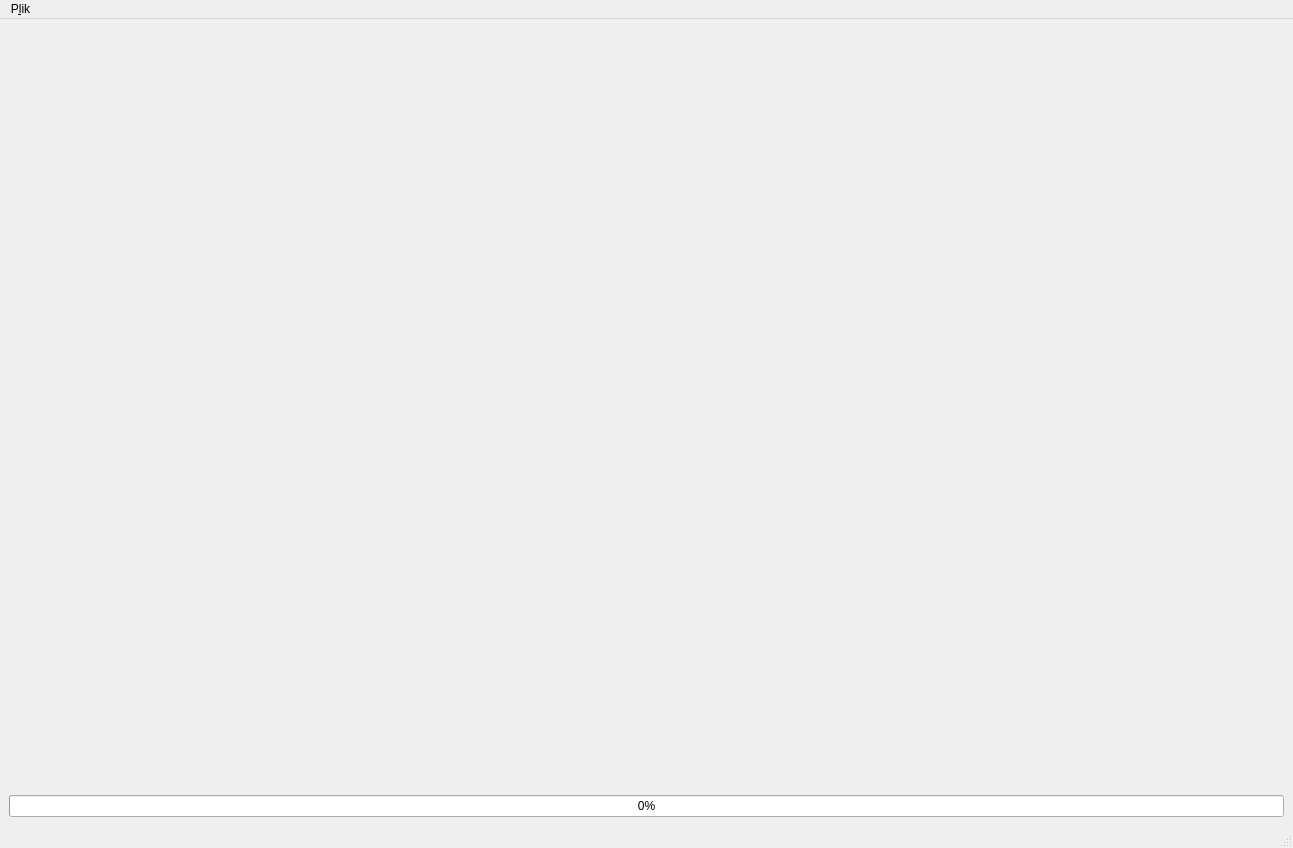
mpustula/NMRCounter, file mainwindow.ui: the form before one commit.
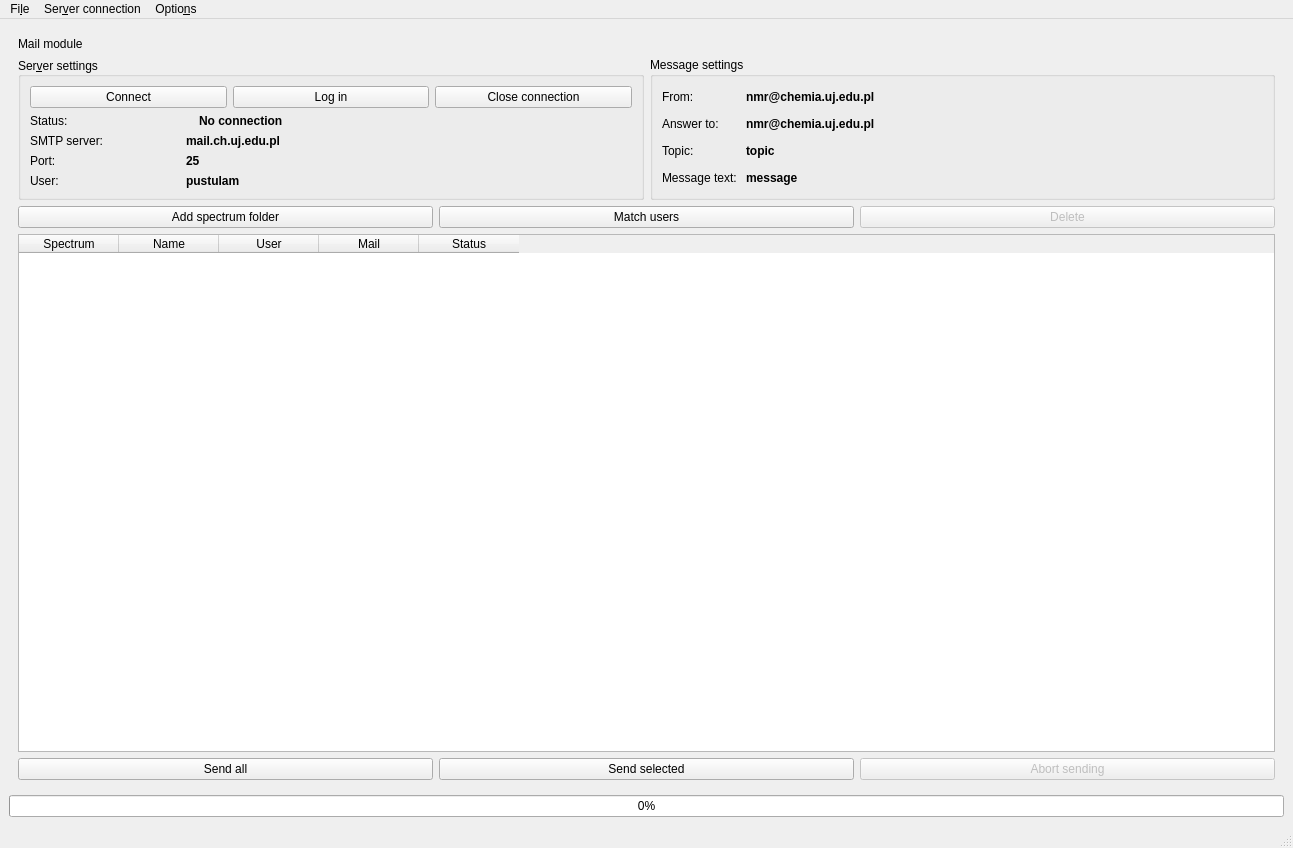
The form after the commit. The open tabs and pages were chosen to show the change. Icons and pictures are not drawn.

Commit message: Mail module and report module added

What changed in the file:
```diff
--- a/mainwindow.ui
+++ b/mainwindow.ui
@@ -326,7 +326,621 @@
         </item>
        </layout>
       </widget>
-      <widget class="QWidget" name="page_2"/>
+      <widget class="QWidget" name="page_2">
+       <layout class="QVBoxLayout" name="verticalLayout_4">
+        <item>
+         <widget class="QLabel" name="label_4">
+          <property name="text">
+           <string>Mail module</string>
+          </property>
+         </widget>
+        </item>
+        <item>
+         <layout class="QHBoxLayout" name="horizontalLayout_7">
+          <property name="topMargin">
+           <number>0</number>
+          </property>
+          <property name="bottomMargin">
+           <number>0</number>
+          </property>
+          <item>
+           <widget class="QGroupBox" name="groupBox">
+            <property name="title">
+             <string>Ser&amp;ver settings</string>
+            </property>
+            <property name="alignment">
+             <set>Qt::AlignLeading|Qt::AlignLeft|Qt::AlignVCenter</set>
+            </property>
+            <property name="flat">
+             <bool>false</bool>
+            </property>
+            <property name="checkable">
+             <bool>false</bool>
+            </property>
+            <layout class="QGridLayout" name="gridLayout_3">
+             <item row="3" column="0">
+              <widget class="QLabel" name="label_15">
+               <property name="sizePolicy">
+                <sizepolicy hsizetype="Fixed" vsizetype="Preferred">
+                 <horstretch>0</horstretch>
+                 <verstretch>0</verstretch>
+                </sizepolicy>
+               </property>
+               <property name="text">
+                <string>Status:</string>
+               </property>
+              </widget>
+             </item>
+             <item row="7" column="1">
+              <widget class="QLabel" name="label_server">
+               <property name="font">
+                <font>
+                 <weight>75</weight>
+                 <bold>true</bold>
+                </font>
+               </property>
+               <property name="text">
+                <string>mail.ch.uj.edu.pl</string>
+               </property>
+              </widget>
+             </item>
+             <item row="8" column="1">
+              <widget class="QLabel" name="label_port">
+               <property name="font">
+                <font>
+                 <weight>75</weight>
+                 <bold>true</bold>
+                </font>
+               </property>
+               <property name="text">
+                <string>25</string>
+               </property>
+              </widget>
+             </item>
+             <item row="9" column="0">
+              <widget class="QLabel" name="label_13">
+               <property name="text">
+                <string>User:</string>
+               </property>
+              </widget>
+             </item>
+             <item row="8" column="0">
+              <widget class="QLabel" name="label_11">
+               <property name="text">
+                <string>Port:</string>
+               </property>
+              </widget>
+             </item>
+             <item row="9" column="1">
+              <widget class="QLabel" name="label_user">
+               <property name="font">
+                <font>
+                 <weight>75</weight>
+                 <bold>true</bold>
+                </font>
+               </property>
+               <property name="text">
+                <string>pustulam</string>
+               </property>
+              </widget>
+             </item>
+             <item row="7" column="0">
+              <widget class="QLabel" name="label_5">
+               <property name="minimumSize">
+                <size>
+                 <width>150</width>
+                 <height>0</height>
+                </size>
+               </property>
+               <property name="text">
+                <string>SMTP server:</string>
+               </property>
+              </widget>
+             </item>
+             <item row="3" column="1">
+              <layout class="QHBoxLayout" name="horizontalLayout_6">
+               <item>
+                <widget class="QLabel" name="label_17">
+                 <property name="sizePolicy">
+                  <sizepolicy hsizetype="Fixed" vsizetype="Preferred">
+                   <horstretch>0</horstretch>
+                   <verstretch>0</verstretch>
+                  </sizepolicy>
+                 </property>
+                 <property name="text">
+                  <string/>
+                 </property>
+                 <property name="pixmap">
+                  <pixmap>icons/if_Circle_Red_34214.ico</pixmap>
+                 </property>
+                </widget>
+               </item>
+               <item>
+                <widget class="QLabel" name="label_status">
+                 <property name="font">
+                  <font>
+                   <weight>75</weight>
+                   <bold>true</bold>
+                  </font>
+                 </property>
+                 <property name="text">
+                  <string>No connection</string>
+                 </property>
+                </widget>
+               </item>
+              </layout>
+             </item>
+             <item row="0" column="0" colspan="2">
+              <layout class="QHBoxLayout" name="horizontalLayout_8">
+               <property name="topMargin">
+                <number>0</number>
+               </property>
+               <property name="bottomMargin">
+                <number>0</number>
+               </property>
+               <item>
+                <widget class="QPushButton" name="button_connect">
+                 <property name="text">
+                  <string>Connect</string>
+                 </property>
+                </widget>
+               </item>
+               <item>
+                <widget class="QPushButton" name="button_login">
+                 <property name="text">
+                  <string>Log in</string>
+                 </property>
+                </widget>
+               </item>
+               <item>
+                <widget class="QPushButton" name="button_logout">
+                 <property name="text">
+                  <string>Close connection</string>
+                 </property>
+                </widget>
+               </item>
+              </layout>
+             </item>
+            </layout>
+           </widget>
+          </item>
+          <item>
+           <widget class="QGroupBox" name="groupBox_2">
+            <property name="sizePolicy">
+             <sizepolicy hsizetype="Minimum" vsizetype="Preferred">
+              <horstretch>0</horstretch>
+              <verstretch>0</verstretch>
+             </sizepolicy>
+            </property>
+            <property name="title">
+             <string>Message settings</string>
+            </property>
+            <layout class="QGridLayout" name="gridLayout_2">
+             <item row="0" column="0">
+              <widget class="QLabel" name="label_7">
+               <property name="text">
+                <string>From:</string>
+               </property>
+              </widget>
+             </item>
+             <item row="0" column="1">
+              <widget class="QLabel" name="label_from">
+               <property name="font">
+                <font>
+                 <weight>75</weight>
+                 <italic>false</italic>
+                 <bold>true</bold>
+                </font>
+               </property>
+               <property name="text">
+                <string>nmr@chemia.uj.edu.pl</string>
+               </property>
+              </widget>
+             </item>
+             <item row="2" column="0">
+              <widget class="QLabel" name="label_12">
+               <property name="text">
+                <string>Topic:</string>
+               </property>
+              </widget>
+             </item>
+             <item row="2" column="1" colspan="3">
+              <widget class="QLabel" name="label_topic">
+               <property name="font">
+                <font>
+                 <weight>75</weight>
+                 <bold>true</bold>
+                </font>
+               </property>
+               <property name="text">
+                <string>topic</string>
+               </property>
+              </widget>
+             </item>
+             <item row="3" column="0">
+              <widget class="QLabel" name="label_16">
+               <property name="text">
+                <string>Message text:</string>
+               </property>
+              </widget>
+             </item>
+             <item row="3" column="1">
+              <widget class="QLabel" name="label_text">
+               <property name="minimumSize">
+                <size>
+                 <width>350</width>
+                 <height>0</height>
+                </size>
+               </property>
+               <property name="font">
+                <font>
+                 <weight>75</weight>
+                 <bold>true</bold>
+                </font>
+               </property>
+               <property name="text">
+                <string>message</string>
+               </property>
+              </widget>
+             </item>
+             <item row="1" column="0">
+              <widget class="QLabel" name="label_9">
+               <property name="text">
+                <string>Answer to:</string>
+               </property>
+              </widget>
+             </item>
+             <item row="1" column="1">
+              <widget class="QLabel" name="label_ans">
+               <property name="font">
+                <font>
+                 <weight>75</weight>
+                 <bold>true</bold>
+                </font>
+               </property>
+               <property name="text">
+                <string>nmr@chemia.uj.edu.pl</string>
+               </property>
+              </widget>
+             </item>
+            </layout>
+           </widget>
+          </item>
+         </layout>
+        </item>
+        <item>
+         <layout class="QHBoxLayout" name="horizontalLayout_4">
+          <item>
+           <widget class="QPushButton" name="pushButton_2">
+            <property name="text">
+             <string>Add spectrum folder</string>
+            </property>
+           </widget>
+          </item>
+          <item>
+           <widget class="QPushButton" name="pushButton_3">
+            <property name="text">
+             <string>Match users</string>
+            </property>
+           </widget>
+          </item>
+          <item>
+           <widget class="QPushButton" name="pushButton_4">
+            <property name="enabled">
+             <bool>false</bool>
+            </property>
+            <property name="text">
+             <string>Delete</string>
+            </property>
+           </widget>
+          </item>
+         </layout>
+        </item>
+        <item>
+         <widget class="QTableWidget" name="tableWidget_2">
+          <property name="selectionBehavior">
+           <enum>QAbstractItemView::SelectRows</enum>
+          </property>
+          <column>
+           <property name="text">
+            <string>Spectrum</string>
+           </property>
+          </column>
+          <column>
+           <property name="text">
+            <string>Name</string>
+           </property>
+          </column>
+          <column>
+           <property name="text">
+            <string>User</string>
+           </property>
+          </column>
+          <column>
+           <property name="text">
+            <string>Mail</string>
+           </property>
+          </column>
+          <column>
+           <property name="text">
+            <string>Status</string>
+           </property>
+          </column>
+         </widget>
+        </item>
+        <item>
+         <layout class="QHBoxLayout" name="horizontalLayout_5">
+          <item>
+           <widget class="QPushButton" name="pushButton_5">
+            <property name="text">
+             <string>Send all</string>
+            </property>
+           </widget>
+          </item>
+          <item>
+           <widget class="QPushButton" name="pushButton_6">
+            <property name="text">
+             <string>Send selected</string>
+            </property>
+           </widget>
+          </item>
+          <item>
+           <widget class="QPushButton" name="pushButton_7">
+            <property name="enabled">
+             <bool>false</bool>
+            </property>
+            <property name="text">
+             <string>Abort sending</string>
+            </property>
+           </widget>
+          </item>
+         </layout>
+        </item>
+       </layout>
+      </widget>
+      <widget class="QWidget" name="page_3">
+       <layout class="QVBoxLayout" name="verticalLayout_5">
+        <item>
+         <layout class="QGridLayout" name="gridLayout_4">
+          <property name="topMargin">
+           <number>0</number>
+          </property>
+          <property name="bottomMargin">
+           <number>0</number>
+          </property>
+          <item row="0" column="0">
+           <widget class="QLabel" name="label_6">
+            <property name="text">
+             <string>Log file:</string>
+            </property>
+           </widget>
+          </item>
+          <item row="2" column="0">
+           <widget class="QLabel" name="label_14">
+            <property name="text">
+             <string>Find:</string>
+            </property>
+           </widget>
+          </item>
+          <item row="2" column="2">
+           <widget class="QLabel" name="label_10">
+            <property name="text">
+             <string>Beetween dates:</string>
+            </property>
+           </widget>
+          </item>
+          <item row="2" column="3">
+           <widget class="QDateEdit" name="date_from"/>
+          </item>
+          <item row="2" column="1">
+           <widget class="QLineEdit" name="query"/>
+          </item>
+          <item row="2" column="4">
+           <widget class="QLabel" name="label_18">
+            <property name="text">
+             <string>and</string>
+            </property>
+           </widget>
+          </item>
+          <item row="2" column="5">
+           <widget class="QDateEdit" name="date_to"/>
+          </item>
+          <item row="2" column="6">
+           <widget class="QPushButton" name="find">
+            <property name="text">
+             <string>Find</string>
+            </property>
+           </widget>
+          </item>
+          <item row="0" column="6">
+           <widget class="QPushButton" name="read_log">
+            <property name="text">
+             <string>Read</string>
+            </property>
+           </widget>
+          </item>
+          <item row="0" column="5">
+           <widget class="QPushButton" name="choose_log">
+            <property name="text">
+             <string>Choose</string>
+            </property>
+           </widget>
+          </item>
+          <item row="0" column="1" colspan="4">
+           <widget class="QLineEdit" name="logpath"/>
+          </item>
+         </layout>
+        </item>
+        <item>
+         <widget class="QTableWidget" name="tableWidget_3">
+          <column>
+           <property name="text">
+            <string>Time</string>
+           </property>
+          </column>
+          <column>
+           <property name="text">
+            <string>Name</string>
+           </property>
+          </column>
+          <column>
+           <property name="text">
+            <string>Sent to</string>
+           </property>
+          </column>
+          <column>
+           <property name="text">
+            <string>From</string>
+           </property>
+          </column>
+          <column>
+           <property name="text">
+            <string>User</string>
+           </property>
+          </column>
+          <column>
+           <property name="text">
+            <string>Status</string>
+           </property>
+          </column>
+         </widget>
+        </item>
+       </layout>
+      </widget>
+      <widget class="QWidget" name="page_4">
+       <layout class="QVBoxLayout" name="verticalLayout_6">
+        <item>
+         <layout class="QGridLayout" name="gridLayout_5">
+          <property name="topMargin">
+           <number>0</number>
+          </property>
+          <property name="bottomMargin">
+           <number>0</number>
+          </property>
+          <item row="2" column="2">
+           <widget class="QLabel" name="label_20">
+            <property name="sizePolicy">
+             <sizepolicy hsizetype="Preferred" vsizetype="Fixed">
+              <horstretch>0</horstretch>
+              <verstretch>0</verstretch>
+             </sizepolicy>
+            </property>
+            <property name="text">
+             <string>do:</string>
+            </property>
+           </widget>
+          </item>
+          <item row="2" column="1">
+           <widget class="QDateEdit" name="dateEdit_3"/>
+          </item>
+          <item row="1" column="0">
+           <widget class="QLabel" name="label_19">
+            <property name="text">
+             <string>Rodzaj zlecenia:</string>
+            </property>
+           </widget>
+          </item>
+          <item row="0" column="0" colspan="3">
+           <widget class="QLabel" name="label_8">
+            <property name="text">
+             <string>Podsumowanie</string>
+            </property>
+           </widget>
+          </item>
+          <item row="2" column="0">
+           <widget class="QLabel" name="label_21">
+            <property name="text">
+             <string>Okres:</string>
+            </property>
+           </widget>
+          </item>
+          <item row="2" column="3">
+           <widget class="QDateEdit" name="dateEdit_4"/>
+          </item>
+          <item row="1" column="1" colspan="3">
+           <widget class="QLineEdit" name="lineEdit"/>
+          </item>
+          <item row="0" column="3">
+           <widget class="QPushButton" name="pushButton_8">
+            <property name="text">
+             <string>Wstecz</string>
+            </property>
+           </widget>
+          </item>
+         </layout>
+        </item>
+        <item>
+         <widget class="QTreeWidget" name="treeWidget">
+          <column>
+           <property name="text">
+            <string>Płatnik</string>
+           </property>
+          </column>
+          <column>
+           <property name="text">
+            <string>Liczba widm</string>
+           </property>
+          </column>
+          <column>
+           <property name="text">
+            <string>Czas</string>
+           </property>
+          </column>
+          <column>
+           <property name="text">
+            <string>Czas [s]</string>
+           </property>
+          </column>
+          <column>
+           <property name="text">
+            <string>Koszt</string>
+           </property>
+          </column>
+          <column>
+           <property name="text">
+            <string/>
+           </property>
+          </column>
+         </widget>
+        </item>
+        <item>
+         <layout class="QHBoxLayout" name="horizontalLayout_10">
+          <property name="topMargin">
+           <number>0</number>
+          </property>
+          <property name="bottomMargin">
+           <number>0</number>
+          </property>
+          <item>
+           <spacer name="horizontalSpacer_2">
+            <property name="orientation">
+             <enum>Qt::Horizontal</enum>
+            </property>
+            <property name="sizeHint" stdset="0">
+             <size>
+              <width>40</width>
+              <height>20</height>
+             </size>
+            </property>
+           </spacer>
+          </item>
+          <item>
+           <widget class="QPushButton" name="raport_button">
+            <property name="minimumSize">
+             <size>
+              <width>200</width>
+              <height>0</height>
+             </size>
+            </property>
+            <property name="text">
+             <string>Utwórz raport</string>
+            </property>
+           </widget>
+          </item>
+         </layout>
+        </item>
+       </layout>
+      </widget>
      </widget>
     </item>
     <item>
@@ -352,7 +966,7 @@
    </property>
    <widget class="QMenu" name="menuPlik">
     <property name="title">
-     <string>P&amp;lik</string>
+     <string>Fi&amp;le</string>
     </property>
     <widget class="QMenu" name="menuEksportuj">
      <property name="title">
@@ -363,8 +977,26 @@
     </widget>
     <addaction name="menuEksportuj"/>
     <addaction name="actionImportuj"/>
+    <addaction name="actionOpen_log"/>
+   </widget>
+   <widget class="QMenu" name="menuOpcje">
+    <property name="title">
+     <string>Optio&amp;ns</string>
+    </property>
+    <addaction name="actionUsers"/>
+    <addaction name="actionPreferences"/>
+   </widget>
+   <widget class="QMenu" name="menuServer_connection">
+    <property name="title">
+     <string>Ser&amp;ver connection</string>
+    </property>
+    <addaction name="actionConnect"/>
+    <addaction name="actionLogin"/>
+    <addaction name="actionClose_connection"/>
    </widget>
    <addaction name="menuPlik"/>
+   <addaction name="menuServer_connection"/>
+   <addaction name="menuOpcje"/>
   </widget>
   <widget class="QStatusBar" name="statusbar"/>
   <action name="actionDo_CSV">
```
Left out of the diff: 298 changed lines with no effect on the pictures. The commit also changes 41 other files.
